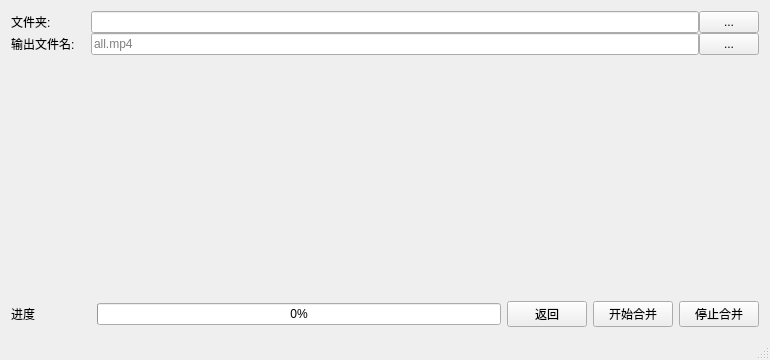
Old version of the form m3u8d-qt/mainwindow.ui in the repository orestonce/m3u8d.
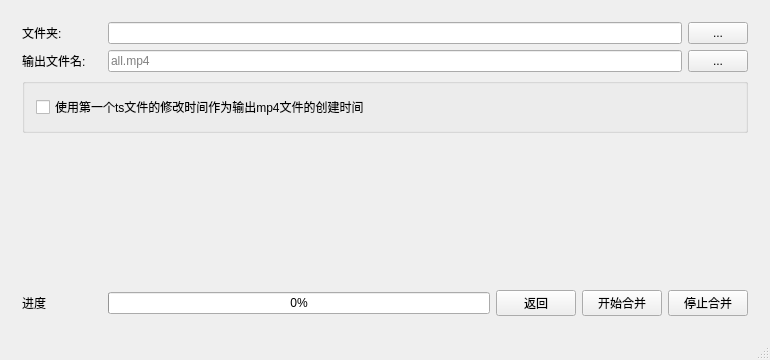
New version of the form. The open tabs and pages were chosen to show the change.

Commit message: 合并时更新时间

The edit to the form file:
```diff
--- a/m3u8d-qt/mainwindow.ui
+++ b/m3u8d-qt/mainwindow.ui
@@ -291,29 +291,8 @@
       </widget>
       <widget class="QWidget" name="page_2">
        <layout class="QVBoxLayout" name="verticalLayout_3">
-        <property name="spacing">
-         <number>0</number>
-        </property>
-        <property name="leftMargin">
-         <number>0</number>
-        </property>
-        <property name="topMargin">
-         <number>0</number>
-        </property>
-        <property name="rightMargin">
-         <number>0</number>
-        </property>
-        <property name="bottomMargin">
-         <number>0</number>
-        </property>
         <item>
-         <layout class="QGridLayout" name="gridLayout_3" columnstretch="0,1,0">
-          <property name="sizeConstraint">
-           <enum>QLayout::SetMaximumSize</enum>
-          </property>
-          <property name="spacing">
-           <number>0</number>
-          </property>
+         <layout class="QGridLayout" name="gridLayout_3">
           <item row="0" column="0">
            <widget class="QLabel" name="label_7">
             <property name="sizePolicy">
@@ -420,6 +399,22 @@
           </item>
          </layout>
         </item>
+        <item>
+         <widget class="QGroupBox" name="groupBox">
+          <property name="title">
+           <string/>
+          </property>
+          <layout class="QVBoxLayout" name="verticalLayout_4">
+           <item>
+            <widget class="QCheckBox" name="checkBox_UseFirstTsMTime">
+             <property name="text">
+              <string>使用第一个ts文件的修改时间作为输出mp4文件的创建时间</string>
+             </property>
+            </widget>
+           </item>
+          </layout>
+         </widget>
+        </item>
         <item>
          <spacer name="verticalSpacer_2">
           <property name="orientation">
```
The commit also changes 7 other files.
